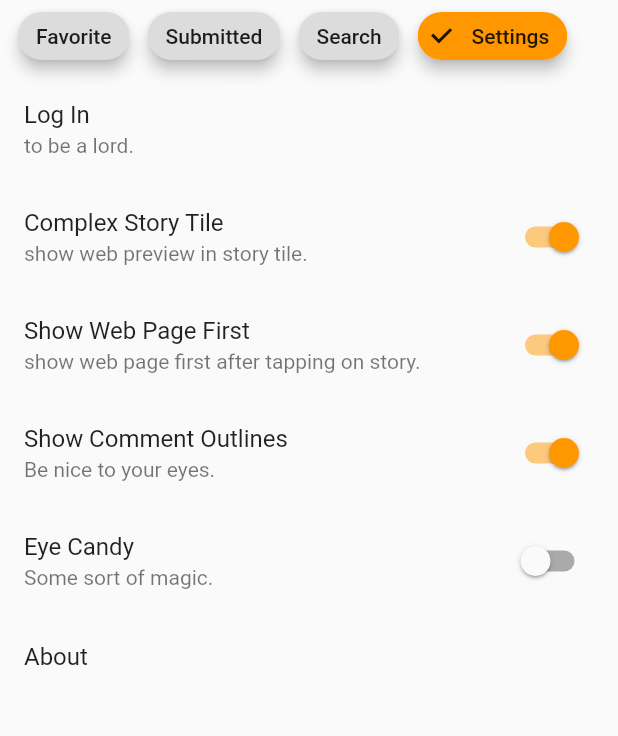
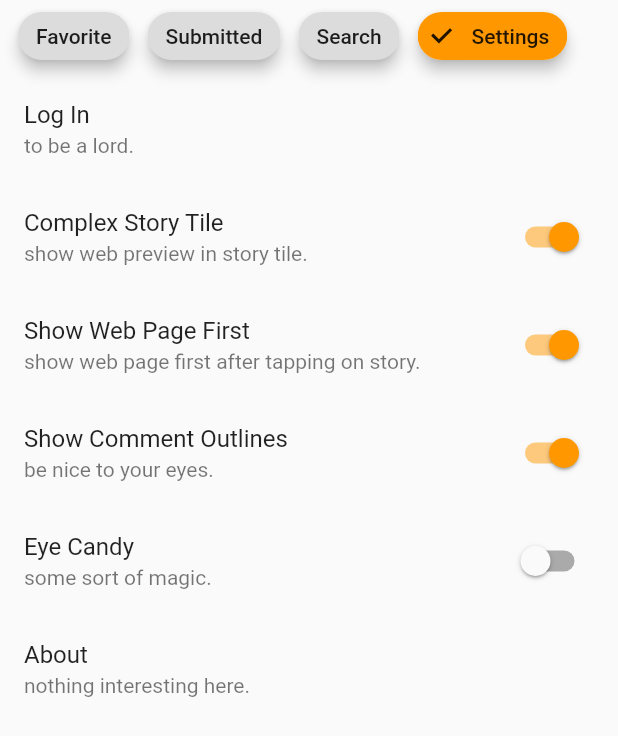
Before and after one commit to Gabby-Software/HACKI-News-mobileapp, a Flutter app: the ProfileScreen widget shown alone on an empty page, opened directly, after a tap on "Submitted", after a tap on "Search", after a tap on "Settings", on a phone screen of 412 x 824 dp. Shown: the top 736 px of the screen. Run offline on Flutter 3.47's test engine with Material 2 defaults, Android fonts, the phone set to English and light mode, and no system bars; our stand-ins replace bloc, cached_network_image, dio, equatable, flutter_bloc, flutter_fadein and 9 more; missing offline and left inert: fast_gbk, feature_discovery, firebase; accounts and stored records are empty.

Commit message:
fixed some text, added app review request.

```diff
--- a/lib/screens/profile/profile_screen.dart
+++ b/lib/screens/profile/profile_screen.dart
@@ -12,6 +12,7 @@ import 'package:hacki/screens/screens.dart';
 import 'package:hacki/screens/widgets/items_list_view.dart';
 import 'package:hacki/screens/widgets/widgets.dart';
 import 'package:hacki/utils/utils.dart';
+import 'package:in_app_review/in_app_review.dart';
 import 'package:pull_to_refresh/pull_to_refresh.dart';
 
 enum PageType {
@@ -212,7 +213,7 @@ class _ProfileScreenState extends State<ProfileScreen>
                                 ),
                                 SwitchListTile(
                                   title: const Text('Show Comment Outlines'),
-                                  subtitle: const Text('Be nice to your eyes.'),
+                                  subtitle: const Text('be nice to your eyes.'),
                                   value: preferenceState.showCommentBorder,
                                   onChanged: (val) {
                                     HapticFeedback.lightImpact();
@@ -224,18 +225,27 @@ class _ProfileScreenState extends State<ProfileScreen>
                                 ),
                                 SwitchListTile(
                                   title: const Text('Eye Candy'),
-                                  subtitle: const Text('Some sort of magic.'),
+                                  subtitle: const Text('some sort of magic.'),
                                   value: preferenceState.showEyeCandy,
                                   onChanged: (val) {
                                     HapticFeedback.lightImpact();
                                     context
                                         .read<PreferenceCubit>()
                                         .toggleEyeCandyMode();
+
+                                    final inAppReview = InAppReview.instance;
+                                    inAppReview.isAvailable().then((available) {
+                                      if (available) {
+                                        inAppReview.requestReview();
+                                      }
+                                    });
                                   },
                                   activeColor: Colors.orange,
                                 ),
                                 ListTile(
                                   title: const Text('About'),
+                                  subtitle:
+                                      const Text('nothing interesting here.'),
                                   onTap: () {
                                     showAboutDialog(
                                       context: context,
```
